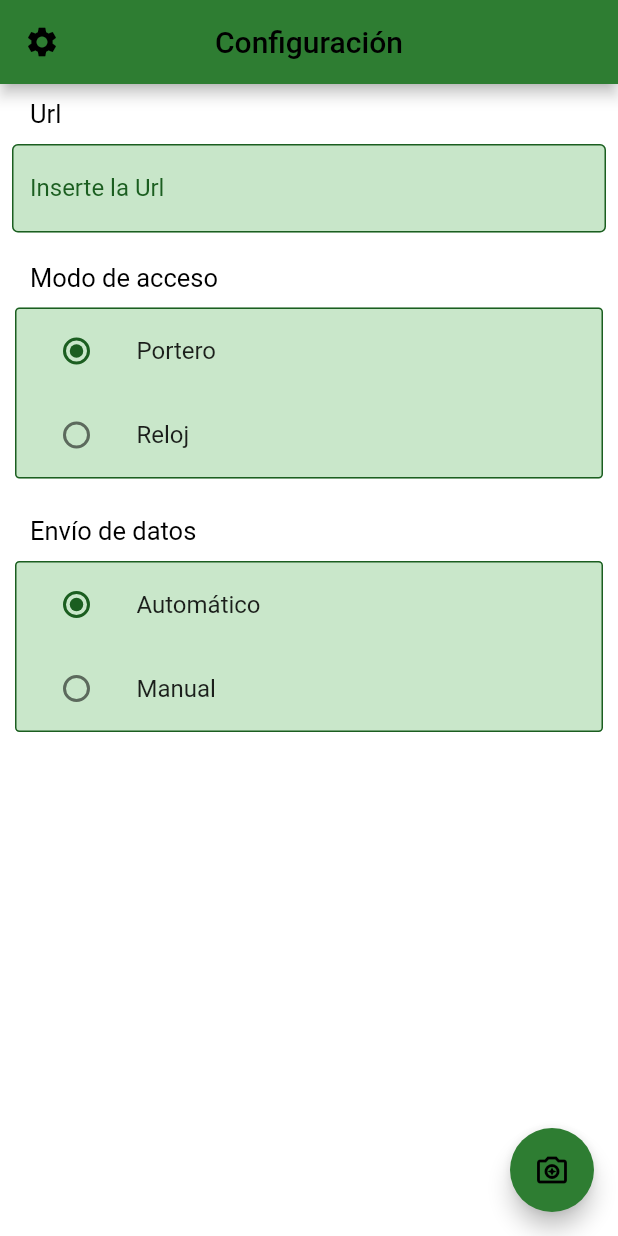
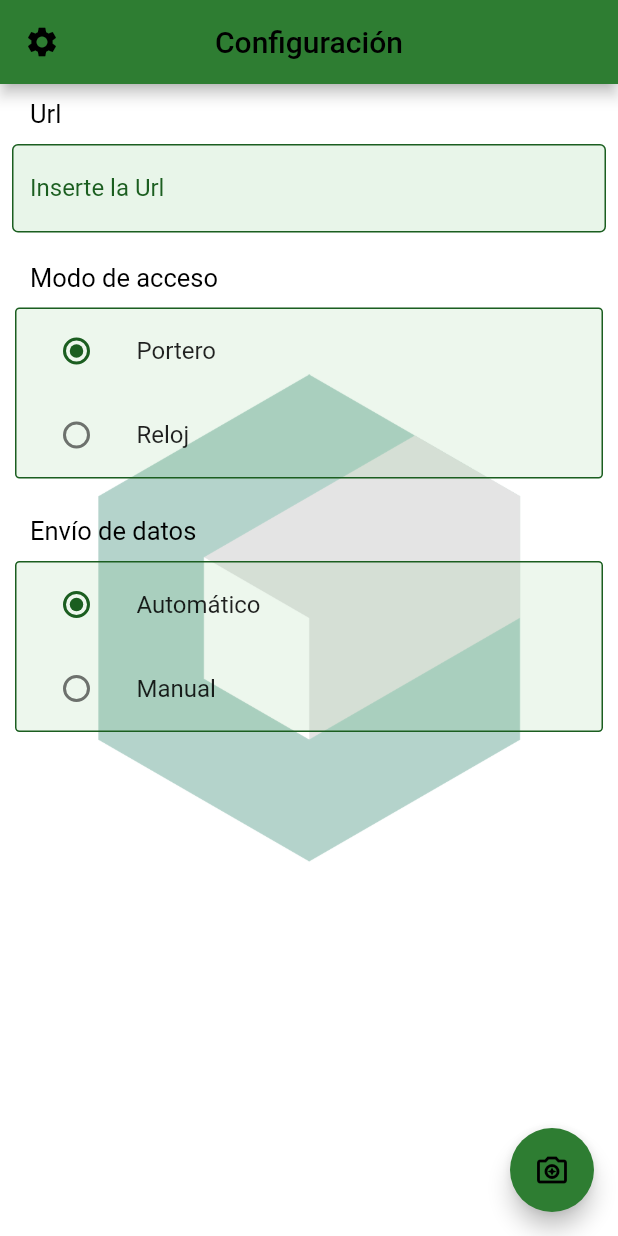
Before and after one commit to Ernesto1308/ScanQr, a Flutter app: the Url screen opened by its route, on a phone screen of 412 x 824 dp. Run offline on Flutter 3.47's test engine with Material 2 defaults, Android fonts, the phone set to English and light mode, and no system bars; our stand-ins replace fluttertoast, shared_preferences, vibration; missing offline and left inert: dart_ping, device_information, flutter_ringtone_player, qr_code_scanner; accounts and stored records are empty.

Commit message:
added logo to Url.dart

```diff
--- a/lib/Url.dart
+++ b/lib/Url.dart
@@ -24,6 +24,8 @@ class _UrlState extends State<Url>{
   bool _focused = false;
   SingingCharacterAccess _characterAccess = SingingCharacterAccess.Portero;
   SingingCharacterSendData _characterSendData = SingingCharacterSendData.Automatico;
+  bool _firstBuild = true;
+  double _height;
 
   String _platformVersion = 'Unknown',
       _modelName = "",
@@ -87,6 +89,11 @@ class _UrlState extends State<Url>{
 
   @override
   Widget build(BuildContext context) {
+    if (_firstBuild){
+      _height = MediaQuery.of(context).size.height;
+      _firstBuild = false;
+    }
+
     return Scaffold(
       appBar: AppBar(
         leading: const Icon(
@@ -109,8 +116,23 @@ class _UrlState extends State<Url>{
                 constraints: BoxConstraints(
                   minHeight: viewportConstraints.maxHeight,
                 ),
+                child: Stack(
+                  alignment: AlignmentDirectional.topStart,
+                  children: <Widget>[
+                     Center(
                        child: Column(
-                  mainAxisAlignment: MainAxisAlignment.start,
+                         children: <Widget>[
+                           SizedBox(height: _height * 0.235,),
+                           Image.asset(
+                             "assets/Cujae.png",
+                             width: 300,
+                             color: Colors.white.withOpacity(0.3),
+                             colorBlendMode: BlendMode.modulate,
+                           ),
+                         ],
+                       ),
+                     ),
+                    Column(
                       crossAxisAlignment: CrossAxisAlignment.start,
                       children: <Widget>[
                         const Padding(
@@ -128,7 +150,7 @@ class _UrlState extends State<Url>{
                               errorText: _fieldEmpty || _invalidUrl ? showMessageError() : null,
                               labelText: 'Inserte la Url',
                               labelStyle: _focused ? TextStyle(fontSize: 16, color: Colors.green[600]) : TextStyle(fontSize: 16, color: Colors.green[900]),
-                            fillColor: Colors.green[100],
+                              fillColor: Colors.green[50],
                               filled: true,
                               enabledBorder: OutlineInputBorder(
                                 borderSide: BorderSide(
@@ -175,7 +197,7 @@ class _UrlState extends State<Url>{
                                 decoration: BoxDecoration(
                                   boxShadow: [
                                     BoxShadow(
-                                  color: Colors.green.withOpacity(0.3),
+                                      color: Colors.green.withOpacity(0.1),
                                     ),
                                   ],
                                   borderRadius: BorderRadius.circular(3),
@@ -249,7 +271,7 @@ class _UrlState extends State<Url>{
                                 decoration: BoxDecoration(
                                   boxShadow: [
                                     BoxShadow(
-                                  color: Colors.green.withOpacity(0.3),
+                                      color: Colors.green.withOpacity(0.1),
                                     ),
                                   ],
                                   borderRadius: BorderRadius.circular(3),
@@ -302,6 +324,8 @@ class _UrlState extends State<Url>{
                               ),
                             ],
                           ),
+                        ),
+                      ],
                     ),
                   ],
                 ),
```
Lines whose indentation alone changed are shown as unchanged.
